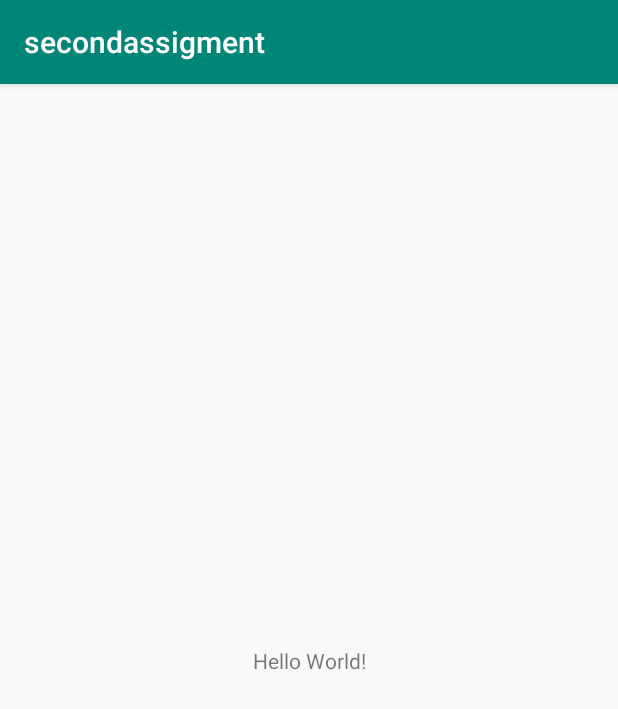
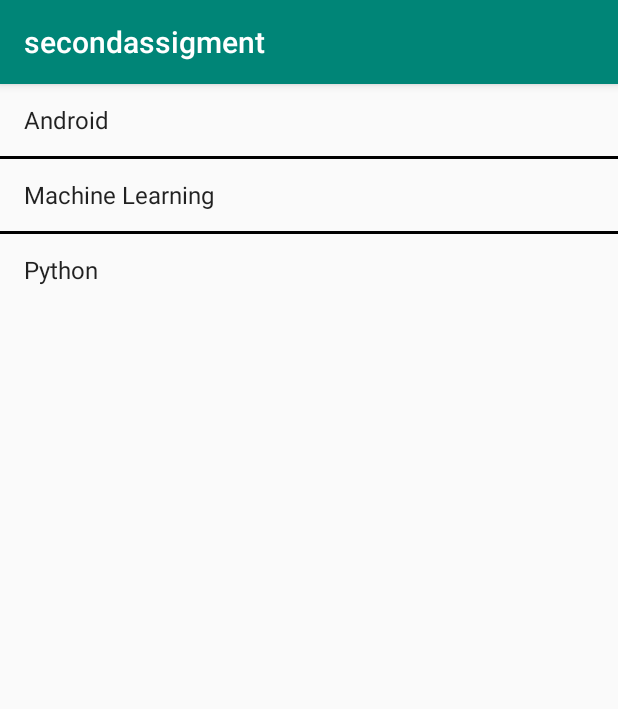
Before and after one commit to filipeamorais/ee654mobilecomputingsecondassignment, an Android app: the screen it shows after launch (MainActivity), on a phone screen of 412 x 824 dp. Shown: the top 709 px of the screen. Run offline under Robolectric (Android 15) with nearby library versions, the phone set to English and light mode, and no system bars.

Commit message:
add: added the list view for the first activity and the enough functions to make it work.

```diff
--- a/app/src/main/java/com/example/secondassigment/MainActivity.java
+++ b/app/src/main/java/com/example/secondassigment/MainActivity.java
@@ -3,12 +3,28 @@ package com.example.secondassigment;
 import androidx.appcompat.app.AppCompatActivity;
 
 import android.os.Bundle;
+import android.widget.ArrayAdapter;
+import android.widget.ListView;
+
+import java.util.ArrayList;
 
 public class MainActivity extends AppCompatActivity {
+
+    ListView simpleList;
+    ArrayList<String> topicList = new ArrayList<>();
 
     @Override
     protected void onCreate(Bundle savedInstanceState) {
         super.onCreate(savedInstanceState);
         setContentView(R.layout.activity_main);
+        simpleList = (ListView) findViewById(R.id.simpleListView);
+        topicList.add("Android");
+        topicList.add("Machine Learning");
+        topicList.add("Python");
+        //adapter that binds each item of the topicList to a layout for items
+        ArrayAdapter<String> myAdapter =
+                new ArrayAdapter<String>(
+                        this, android.R.layout.simple_list_item_1, topicList);
+        simpleList.setAdapter(myAdapter);
     }
 }
--- a/app/src/main/res/layout/activity_main.xml
+++ b/app/src/main/res/layout/activity_main.xml
@@ -1,18 +1,13 @@
 <?xml version="1.0" encoding="utf-8"?>
-<androidx.constraintlayout.widget.ConstraintLayout xmlns:android="http://schemas.android.com/apk/res/android"
-    xmlns:app="http://schemas.android.com/apk/res-auto"
+<RelativeLayout xmlns:android="http://schemas.android.com/apk/res/android"
     xmlns:tools="http://schemas.android.com/tools"
     android:layout_width="match_parent"
     android:layout_height="match_parent"
     tools:context=".MainActivity">
-
-    <TextView
-        android:layout_width="wrap_content"
+    <ListView
+        android:id="@+id/simpleListView"
+        android:layout_width="match_parent"
         android:layout_height="wrap_content"
-        android:text="Hello World!"
-        app:layout_constraintBottom_toBottomOf="parent"
-        app:layout_constraintLeft_toLeftOf="parent"
-        app:layout_constraintRight_toRightOf="parent"
-        app:layout_constraintTop_toTopOf="parent" />
-
-</androidx.constraintlayout.widget.ConstraintLayout>
+        android:divider="#000"
+        android:dividerHeight="2dp"/>
+</RelativeLayout>
```
